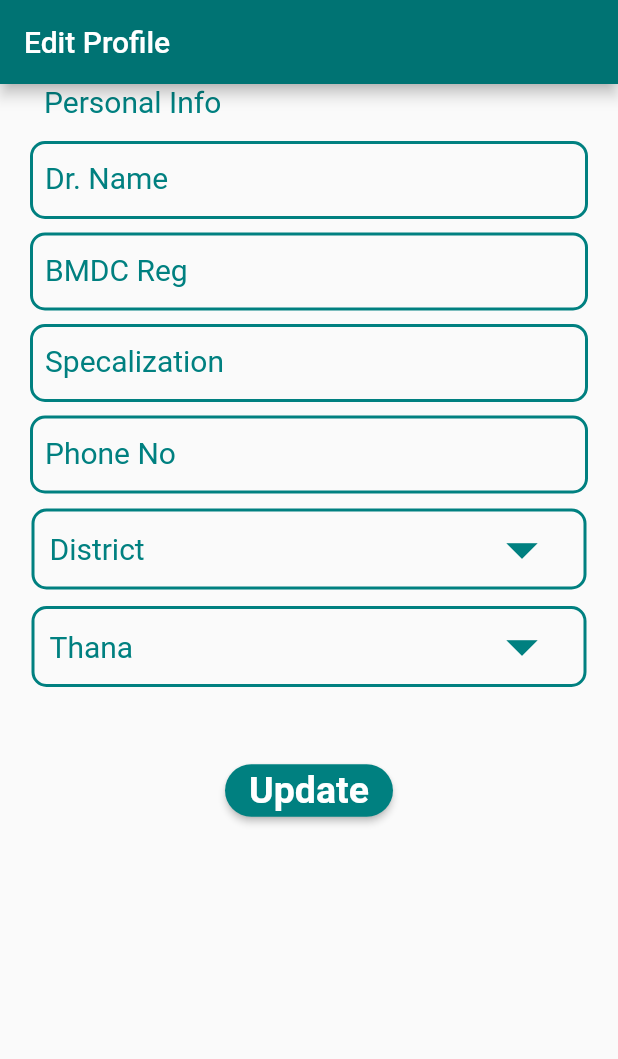
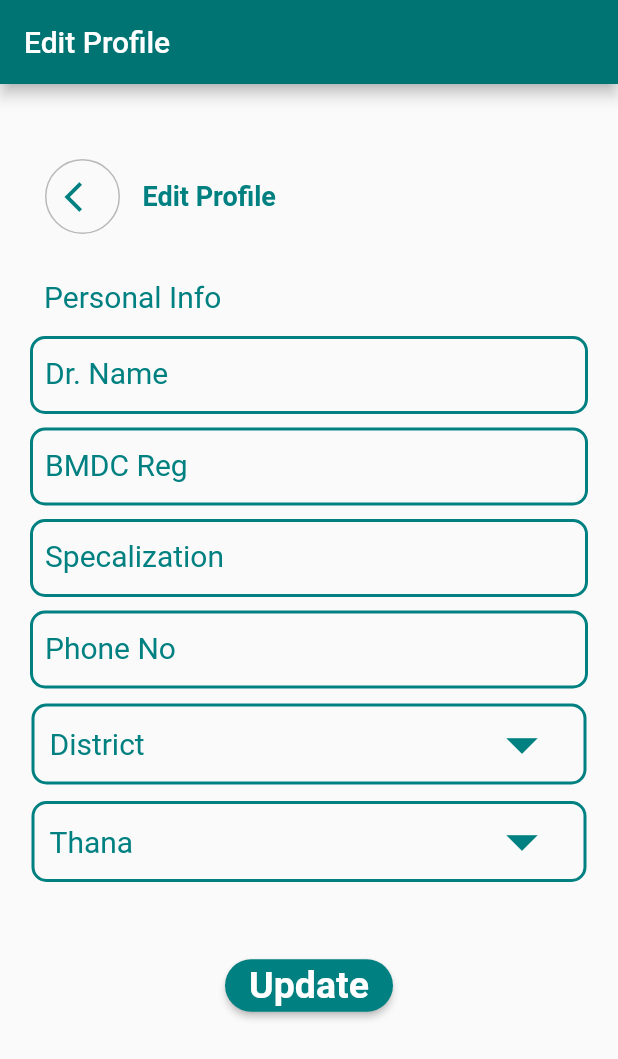
Before and after one commit to Dreamwinners-Technologies/Need-Doctor-s-App, a Flutter app: the MyHomePage screen opened directly, on a phone screen of 412 x 824 dp. Shown: the top 1059 px of the screen. Run offline on Flutter 3.47's test engine with Material 2 defaults, Android fonts, the phone set to English and light mode, and no system bars; our stand-ins replace flutter_secure_storage, flutter_svg, flutter_swiper, fluttertoast, simple_animations; accounts and stored records are empty.

Commit message:
Fixing bug

```diff
--- a/lib/view/AddCard.dart
+++ b/lib/view/AddCard.dart
@@ -3,7 +3,7 @@ import 'package:flutter/material.dart';
 import 'package:need_doctors/Animation/FadeAnimation.dart';
 import 'package:need_doctors/Colors/Colors.dart';
 import 'package:need_doctors/items/objectdata.dart';
-import 'package:need_doctors/objectdata/objectdata.dart';
+
 
 
 
--- a/lib/view/ProfileEdit.dart
+++ b/lib/view/ProfileEdit.dart
@@ -2,10 +2,12 @@ import 'package:flutter/cupertino.dart';
 import 'package:flutter/material.dart';
 import 'package:need_doctors/Animation/FadeAnimation.dart';
 import 'package:need_doctors/Colors/Colors.dart';
+import 'package:need_doctors/view/Profile.dart';
 
 
 
-class  EditProfile extends StatelessWidget {
+class  ProfileEdit extends StatelessWidget {
+
   // This widget is the root of your application.
   @override
   Widget build(BuildContext context) {
@@ -30,7 +32,7 @@ class _MyHomePageState extends State<MyHomePage> {
   Widget build(BuildContext context) {
 
     return Scaffold(
-        appBar: AppBar(title: Text("Edit Profile")),
+       appBar: AppBar(title: Text("Edit Profile")),
         body: profileView()// This trailing comma makes auto-formatting nicer for build methods.
     );
   }
@@ -38,6 +40,23 @@ class _MyHomePageState extends State<MyHomePage> {
   Widget profileView() {
     return Column(
       children: <Widget>[
+
+        Padding(
+          padding: EdgeInsets.fromLTRB(30, 50, 30, 30),
+          child: Row(
+            children: <Widget>[
+              GestureDetector(child: Container(height: 50, width: 50 ,child: Icon(Icons.arrow_back_ios, size: 24,color: Color(0xff008080)), decoration: BoxDecoration(border: Border.all(color: Colors.black26), borderRadius: BorderRadius.all(Radius.circular(50))),),
+              onTap: (){
+                Navigator.pop(context);
+                print('back');
+              },
+              ),
+              SizedBox(width: 15,),
+              Text('Edit Profile', style: TextStyle(color: Color(0xff008080), fontSize: 18, fontWeight: FontWeight.bold),),
+              Container(height: 24,width: 24)
+            ],
+          ),
+        ),
 
         Expanded(
             child: Container(
@@ -143,7 +162,7 @@ class Thana extends StatelessWidget {
           decoration: BoxDecoration(borderRadius: BorderRadius.all(Radius.circular(10)),border: Border.all(width: 2.0, color: Color(0xff008080))),
           child: DropdownButton(
             hint: Text('Thana',
-              style: TextStyle(color: Color(0xff008080), fontSize: 20),
+            style: TextStyle(color: Color(0xff008080), fontSize: 20),
             ),
             icon: Icon(Icons.arrow_drop_down),
             iconSize: 50,
@@ -151,7 +170,7 @@ class Thana extends StatelessWidget {
             isExpanded: true,
             underline: SizedBox(),
             style: TextStyle(color: primaryColor,
-              fontSize: 22,
+            fontSize: 22,
             ),
             value: valueChoose,
             onChanged: (newValue) {
```
Also changed, not shown: lib/view/Regipage.dart (+92 -58 lines), lib/view/Profile.dart (indentation only).
